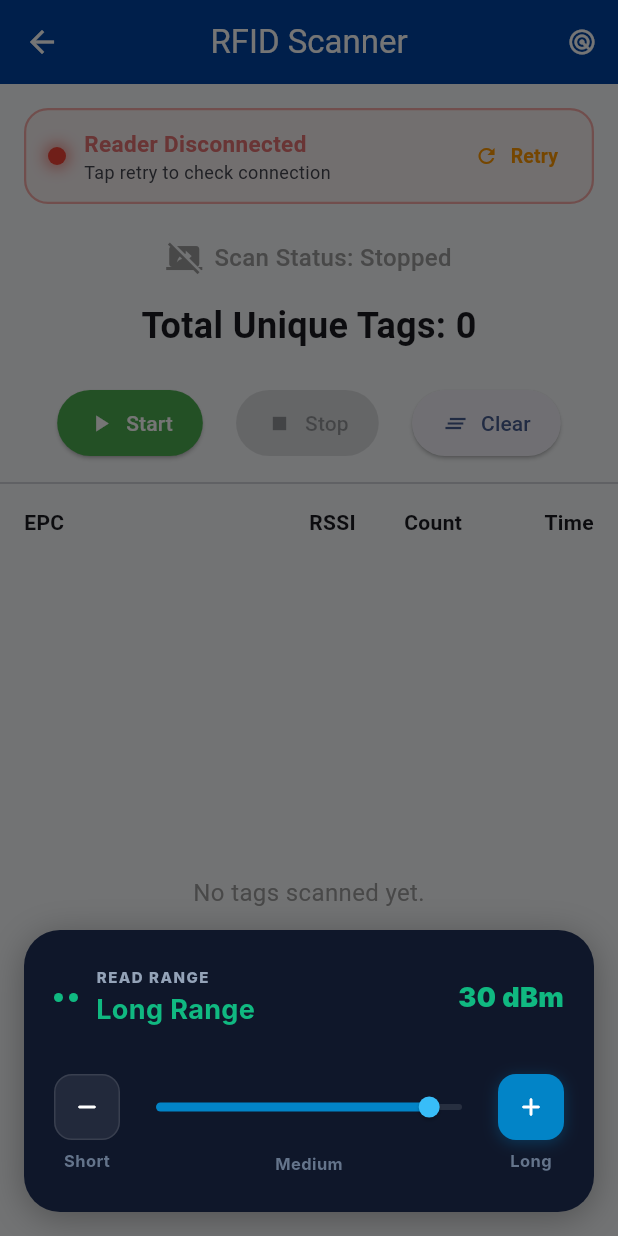
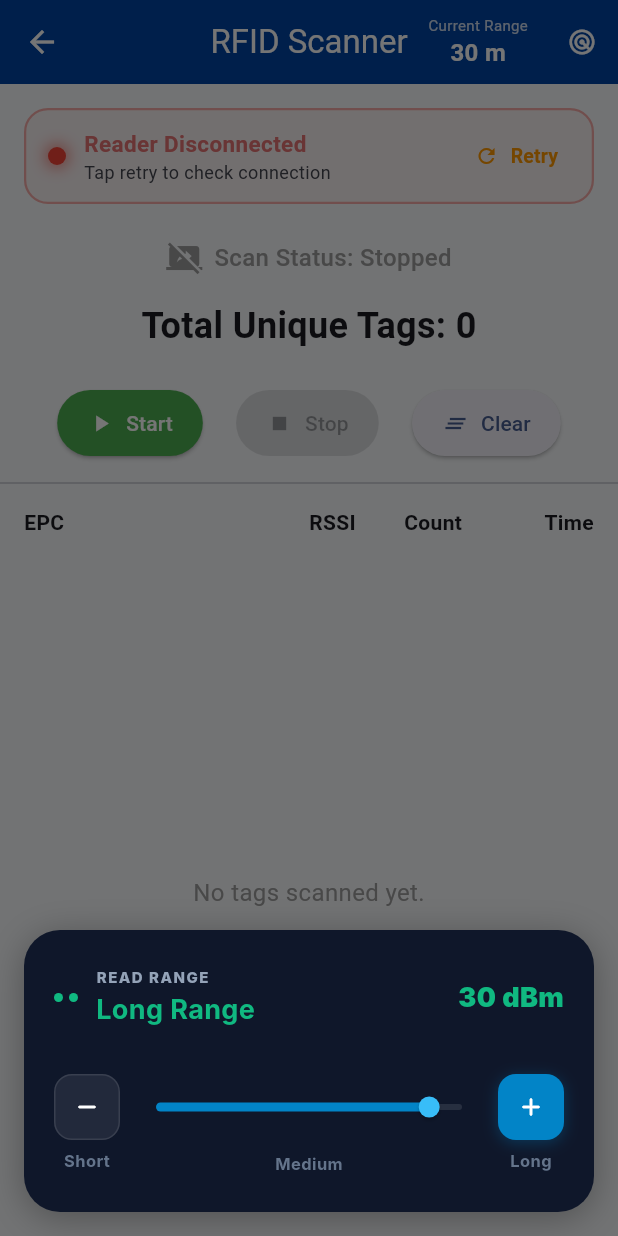
Before and after one commit to vaisakhferoke/rfid_scanner_app, a Flutter app: the EventEntryScansScreen screen opened directly, after a tap on the "radar" icon, on a phone screen of 412 x 824 dp. Run offline on Flutter 3.47's test engine with Material 3 defaults, Android fonts, the light colour scheme and no system bars; our stand-ins replace battery_plus, get, shared_preferences; accounts and stored records are empty; Roboto replaces fonts that are missing (Inter).

Commit message:
range settings

```diff
--- a/lib/controllers/range_controller.dart
+++ b/lib/controllers/range_controller.dart
@@ -1,9 +1,11 @@
 import 'package:flutter/material.dart';
 import 'package:get/get.dart';
+import 'package:shared_preferences/shared_preferences.dart';
 import '../services/rfid_service.dart';
 
 class RangeController extends GetxController {
   final RfidService _rfidService = RfidService();
+  static const String _prefKey = 'rfid_power_level';
 
   final RxInt powerLevel = 30.obs; // Default power level is 30 dBm
   final RxBool isLoading = false.obs;
@@ -11,7 +13,42 @@ class RangeController extends GetxController {
   @override
   void onInit() {
     super.onInit();
-    fetchCurrentPower();
+    _loadPersistedPower();
+  }
+
+  Future<void> _loadPersistedPower() async {
+    isLoading.value = true;
+    try {
+      final prefs = await SharedPreferences.getInstance();
+      final savedPower = prefs.getInt(_prefKey);
+      if (savedPower != null && savedPower >= 5 && savedPower <= 33) {
+        powerLevel.value = savedPower;
+      }
+
+      // If reader is already connected, apply it
+      final connected = await _rfidService.checkConnectionStatus();
+      if (connected) {
+        await _rfidService.setPower(powerLevel.value);
+      }
+    } catch (e) {
+      debugPrint('Failed to load persisted range/power: $e');
+    } finally {
+      isLoading.value = false;
+    }
+  }
+
+  // Called when reader is initialized to ensure hardware is synced with local preference
+  Future<void> applyPersistedPower() async {
+    try {
+      final success = await _rfidService.setPower(powerLevel.value);
+      if (success) {
+        debugPrint('Applied persisted power level: ${powerLevel.value} dBm');
+      } else {
+        debugPrint('Failed to apply persisted power level to device');
+      }
+    } catch (e) {
+      debugPrint('Error applying persisted power level: $e');
+    }
   }
 
   Future<void> fetchCurrentPower() async {
@@ -20,9 +57,12 @@ class RangeController extends GetxController {
       final power = await _rfidService.getPower();
       if (power >= 5 && power <= 33) {
         powerLevel.value = power;
+        // Save back in case it changed externally
+        final prefs = await SharedPreferences.getInstance();
+        await prefs.setInt(_prefKey, power);
       }
     } catch (e) {
-      debugPrint('Failed to fetch initial range/power: $e');
+      debugPrint('Failed to fetch current range/power: $e');
     } finally {
       isLoading.value = false;
     }
@@ -33,12 +73,15 @@ class RangeController extends GetxController {
 
     isLoading.value = true;
     try {
+      // 1. Try to set on physical hardware
       final success = await _rfidService.setPower(power);
-      if (success) {
-        powerLevel.value = power;
-        return true;
-      }
-      return false;
+
+      // 2. Update local state and persist
+      powerLevel.value = power;
+      final prefs = await SharedPreferences.getInstance();
+      await prefs.setInt(_prefKey, power);
+
+      return success;
     } catch (e) {
       debugPrint('Failed to set range/power: $e');
       return false;
@@ -74,11 +117,11 @@ class RangeController extends GetxController {
   Color get rangeColor {
     final level = powerLevel.value;
     if (level <= 15) {
-      return const Color(0xFFF59E0B); // Amber for short range
+      return const Color(0xFFF59E0B);
     } else if (level >= 25) {
-      return const Color(0xFF10B981); // Emerald green for long range (matching screenshot)
+      return const Color(0xFF10B981);
     } else {
-      return const Color(0xFF3B82F6); // Blue for medium range
+      return const Color(0xFF3B82F6);
     }
   }
 }
--- a/lib/main.dart
+++ b/lib/main.dart
@@ -2,7 +2,6 @@ import 'package:flutter/material.dart';
 import 'package:get/get.dart';
 import 'controllers/battery_controller.dart';
 import 'controllers/range_controller.dart';
-import 'screens/main_navigation_screen.dart';
 import 'screens/splash_screen.dart';
 
 void main() {
--- a/lib/screens/home/event_entry/event_entry_scans_screen.dart
+++ b/lib/screens/home/event_entry/event_entry_scans_screen.dart
@@ -1,3 +1,4 @@
+import 'package:event_rfid_app/controllers/range_controller.dart';
 import 'package:event_rfid_app/services/range_settings_popup.dart';
 import 'package:flutter/material.dart';
 import 'package:get/get.dart';
@@ -19,6 +20,33 @@ class EventEntryScansScreen extends StatelessWidget {
         centerTitle: true,
         elevation: 0,
         actions: [
+          // Show range in text
+          Obx(() {
+            final currentRange = Get.find<RangeController>().powerLevel.value;
+            return Padding(
+              padding: const EdgeInsets.only(right: 12.0),
+              child: Column(
+                mainAxisAlignment: MainAxisAlignment.center,
+                children: [
+                  Text(
+                    'Current Range',
+                    style: TextStyle(
+                      fontSize: 10,
+                      color: Colors.white.withOpacity(0.8),
+                    ),
+                  ),
+                  Text(
+                    '${currentRange.round()} m',
+                    style: const TextStyle(
+                      fontSize: 16,
+                      fontWeight: FontWeight.w700,
+                      color: Colors.white,
+                    ),
+                  ),
+                ],
+              ),
+            );
+          }),
           IconButton(
             onPressed: () => RangeSettingsPopup.showRangeSettingsSheet(context),
             icon: const Icon(
--- a/lib/services/rfid_service.dart
+++ b/lib/services/rfid_service.dart
@@ -1,4 +1,6 @@
 import 'package:flutter/services.dart';
+import 'package:get/get.dart';
+import '../controllers/range_controller.dart';
 
 class RfidService {
   static const MethodChannel _methodChannel = MethodChannel('com.example.event_rfid_app/rfid_channel');
@@ -8,6 +10,14 @@ class RfidService {
   Future<bool> initializeReader() async {
     try {
       final bool result = await _methodChannel.invokeMethod('initializeReader');
+      if (result) {
+        try {
+          final RangeController rangeController = Get.find<RangeController>();
+          await rangeController.applyPersistedPower();
+        } catch (e) {
+          print("Failed to apply persisted power on reader init: $e");
+        }
+      }
       return result;
     } on PlatformException catch (e) {
       print("Failed to initialize reader: '${e.message}'.");
--- a/pubspec.yaml
+++ b/pubspec.yaml
@@ -37,6 +37,7 @@ dependencies:
   get: ^4.7.3
   intl: ^0.20.2
   battery_plus: ^6.0.0
+  shared_preferences: ^2.5.5
 
 dev_dependencies:
   flutter_test:
```
Also changed, not shown: pubspec.lock, 1 other file.
